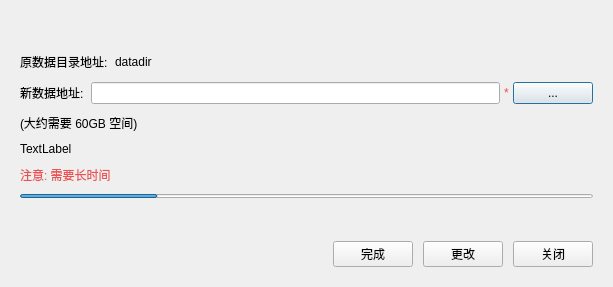
33cn/chain33-qt, file src/forms/changedirdialog.ui: the form before one commit.
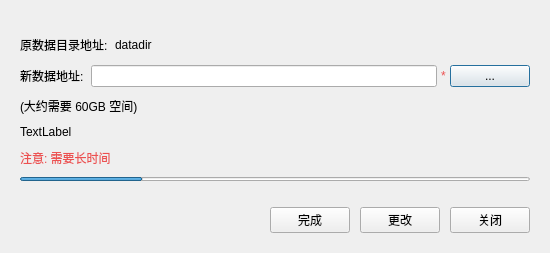
The form after the commit.

```diff
--- a/src/forms/changedirdialog.ui
+++ b/src/forms/changedirdialog.ui
@@ -6,8 +6,8 @@
    <rect>
     <x>0</x>
     <y>0</y>
-    <width>613</width>
-    <height>287</height>
+    <width>550</width>
+    <height>253</height>
    </rect>
   </property>
   <property name="windowTitle">
@@ -15,6 +15,24 @@
   </property>
   <layout class="QVBoxLayout" name="verticalLayout_2">
    <property name="spacing">
+    <number>0</number>
+   </property>
+   <property name="leftMargin">
+    <number>0</number>
+   </property>
+   <property name="topMargin">
+    <number>0</number>
+   </property>
+   <property name="rightMargin">
+    <number>0</number>
+   </property>
+   <property name="bottomMargin">
+    <number>0</number>
+   </property>
+   <item>
+    <widget class="QWidget" name="Widget_bk_small" native="true">
+     <layout class="QVBoxLayout" name="verticalLayout_bk_small">
+      <property name="spacing">
     <number>10</number>
    </property>
    <property name="leftMargin">
@@ -213,6 +231,9 @@
       </widget>
      </item>
     </layout>
+      </item>
+     </layout>
+    </widget>
    </item>
   </layout>
  </widget>
```
Lines whose indentation alone changed are shown as unchanged.
